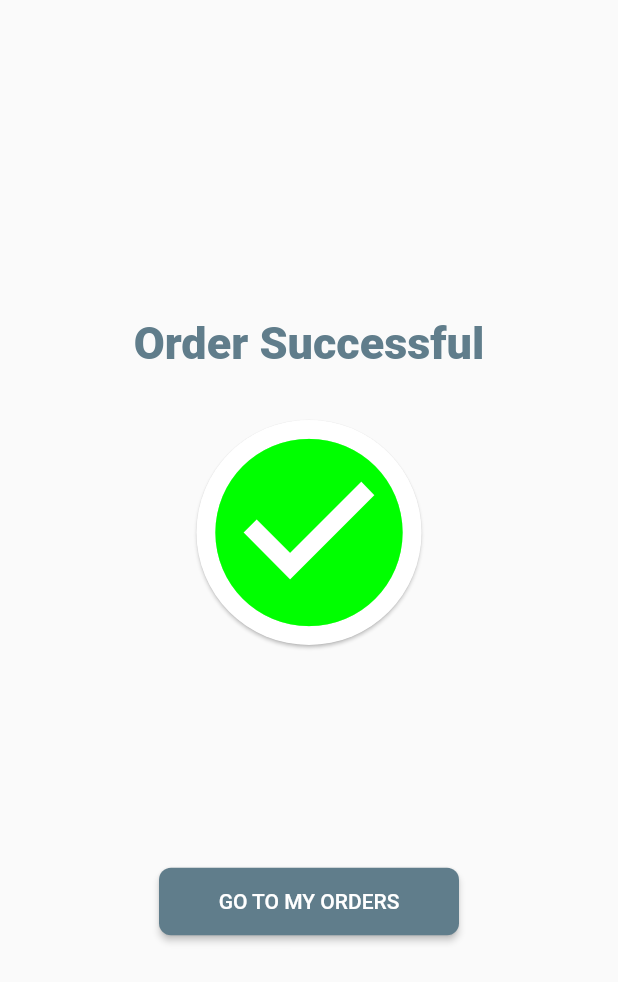
After one commit to Kawalyaa/Shoppaka_ecom, a Flutter app: the PaymentSuccessful screen opened by its route, on a phone screen of 412 x 824 dp. The commit adds this screen. Shown: the top 982 px of the screen. Run offline on Flutter 3.47's test engine with Material 2 defaults, Android fonts, the phone set to English and light mode, and no system bars; our stand-ins replace animated_text_kit, bubble_tab_indicator, carousel_pro, carousel_slider, cloud_firestore, email_validator and 10 more; missing offline and left inert: flutterwave; accounts and stored records are empty.

Commit message:
added payment part2

```diff
--- a/lib/main.dart
+++ b/lib/main.dart
@@ -5,6 +5,7 @@ import 'package:ecommerce_app/pages/category_products_list.dart';
 import 'package:ecommerce_app/pages/favorites_page.dart';
 import 'package:ecommerce_app/pages/loading_page.dart';
 import 'package:ecommerce_app/pages/mobile_money_payment.dart';
+import 'package:ecommerce_app/pages/payment_successfull.dart';
 import 'package:ecommerce_app/pages/pickup_station.dart';
 import 'package:ecommerce_app/pages/prod_detail.dart';
 import 'package:ecommerce_app/pages/search_page.dart';
@@ -92,6 +93,7 @@ class MyApp extends StatelessWidget {
                 AddAddress2.id: (context) => AddAddress2(),
                 MobileMoneyPay.id: (context) => MobileMoneyPay(),
                 LoadingPage.id: (context) => LoadingPage(),
+                PaymentSuccessful.id: (context) => PaymentSuccessful(),
               },
               theme: ThemeData(
                   primaryColor: kColorRed, textSelectionHandleColor: kColorRed),
--- a/lib/model/cart_model.dart
+++ b/lib/model/cart_model.dart
@@ -55,4 +55,21 @@ class CartModel {
         featured = json['featured'],
         selectedColor = json['selectedColor'],
         selectedSize = json['selectedSize'];
+
+
+  Map<String,dynamic> toMap()=>{
+    'id': id,
+    'name': name,
+    'qty': 1,
+    'brand': brand,
+    'category': category,
+    'images': images,
+    'price': price,
+    'oldPrice': oldPrice,
+    'favorite': favorite,
+    'featured': featured,
+    'selectedSize': selectedSize,
+    'selectedColor': selectedColor,
+  };
+
 }
--- /dev/null
+++ b/lib/pages/payment_successfull.dart
@@ -0,0 +1,65 @@
+import 'package:flutter/material.dart';
+
+import '../constants.dart';
+
+class PaymentSuccessful extends StatelessWidget {
+  static const String id = "paymentSuccessful";
+  @override
+  Widget build(BuildContext context) {
+    return Scaffold(
+        body: SafeArea(
+      child: Column(
+        mainAxisAlignment: MainAxisAlignment.center,
+        children: [
+          Padding(
+            padding: EdgeInsets.fromLTRB(8.0, 20.0, 8.0, 10.0),
+            child: Container(
+              width: MediaQuery.of(context).size.width,
+              child: Center(
+                child: Text(
+                  'Order Successful',
+                  style: TextStyle(
+                      color: Colors.blueGrey,
+                      fontSize: 30.0,
+                      fontWeight: FontWeight.w900),
+                ),
+              ),
+            ),
+          ),
+          Padding(
+            padding: EdgeInsets.fromLTRB(8.0, 20.0, 8.0, 35.0),
+            child: Container(
+              width: MediaQuery.of(context).size.width,
+              child: Center(
+                  child: Card(
+                shape: CircleBorder(),
+                child: Icon(
+                  Icons.check_circle,
+                  color: Color(0xFF00FF00),
+                  size: 150.0,
+                ),
+              )),
+            ),
+          ),
+          SizedBox(
+            height: 100,
+          ),
+          Padding(
+            padding: const EdgeInsets.all(8.0),
+            child: MaterialButton(
+              height: 45.0,
+              minWidth: 200,
+              color: Colors.blueGrey,
+              onPressed: () {},
+              textColor: Colors.white,
+              shape: RoundedRectangleBorder(
+                borderRadius: BorderRadius.circular(8.0),
+              ),
+              child: Text('GO TO MY ORDERS'),
+            ),
+          )
+        ],
+      ),
+    ));
+  }
+}
```
Also changed, not shown: lib/pages/checkout_page.dart (+53 -16 lines), lib/services/orders_services.dart (added, +46 -0 lines).
